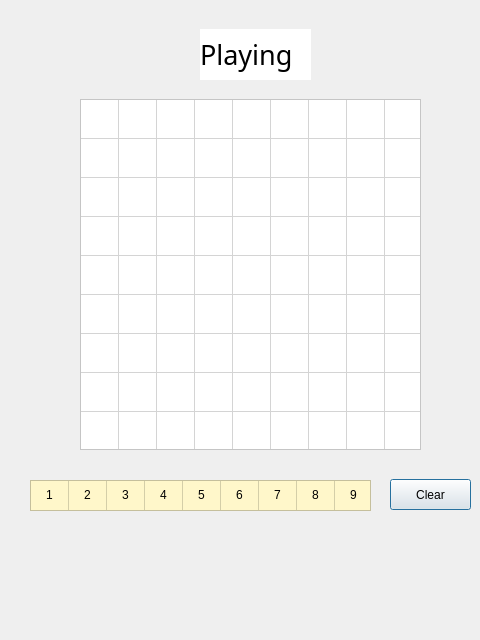
Old version of the form SudokuGame/play.ui in the repository Yasmina-Reda/Sudoko-Project.
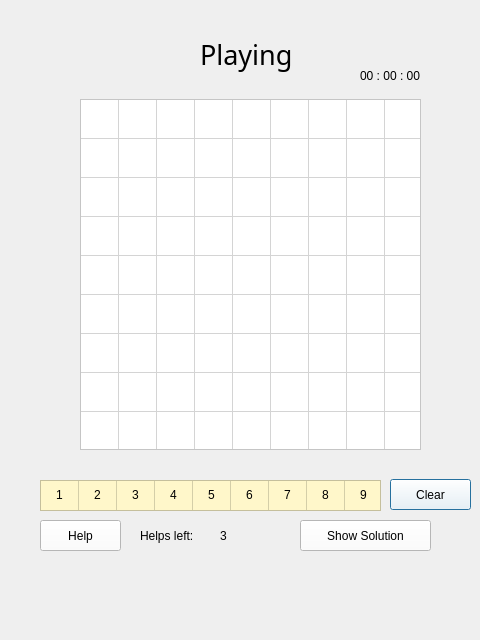
New version of the form.

Patch:
```diff
--- a/SudokuGame/play.ui
+++ b/SudokuGame/play.ui
@@ -93,7 +93,7 @@
     </font>
    </property>
    <property name="styleSheet">
-    <string notr="true">background-color: rgb(255, 255, 255);r</string>
+    <string notr="true"/>
    </property>
    <property name="text">
     <string>Playing</string>
@@ -108,6 +108,9 @@
      <height>31</height>
     </rect>
    </property>
+   <property name="styleSheet">
+    <string notr="true">background-color: rgb(255, 255, 255);</string>
+   </property>
    <property name="text">
     <string>Clear</string>
    </property>
@@ -115,7 +118,7 @@
   <widget class="QTableWidget" name="tableWidget_numbers">
    <property name="geometry">
     <rect>
-     <x>30</x>
+     <x>40</x>
      <y>480</y>
      <width>341</width>
      <height>31</height>
@@ -237,6 +240,77 @@
     </property>
    </item>
   </widget>
+  <widget class="QPushButton" name="pushButton_help">
+   <property name="geometry">
+    <rect>
+     <x>40</x>
+     <y>520</y>
+     <width>81</width>
+     <height>31</height>
+    </rect>
+   </property>
+   <property name="styleSheet">
+    <string notr="true">background-color: rgb(255, 255, 255);</string>
+   </property>
+   <property name="text">
+    <string>Help</string>
+   </property>
+  </widget>
+  <widget class="QLabel" name="label_hintsLeft">
+   <property name="geometry">
+    <rect>
+     <x>140</x>
+     <y>520</y>
+     <width>71</width>
+     <height>31</height>
+    </rect>
+   </property>
+   <property name="text">
+    <string>Helps left:</string>
+   </property>
+  </widget>
+  <widget class="QLabel" name="label_helpsNum">
+   <property name="geometry">
+    <rect>
+     <x>220</x>
+     <y>520</y>
+     <width>41</width>
+     <height>31</height>
+    </rect>
+   </property>
+   <property name="text">
+    <string>3</string>
+   </property>
+  </widget>
+  <widget class="QPushButton" name="pushButton_Display">
+   <property name="geometry">
+    <rect>
+     <x>300</x>
+     <y>520</y>
+     <width>131</width>
+     <height>31</height>
+    </rect>
+   </property>
+   <property name="styleSheet">
+    <string notr="true">background-color: rgb(255, 255, 255);</string>
+   </property>
+   <property name="text">
+    <string>Show Solution</string>
+   </property>
+  </widget>
+  <widget class="QLabel" name="label_Time">
+   <property name="geometry">
+    <rect>
+     <x>360</x>
+     <y>60</y>
+     <width>61</width>
+     <height>31</height>
+    </rect>
+   </property>
+   <property name="text">
+    <string>00 : 00 : 00</string>
+   </property>
+  </widget>
  </widget>
  <resources/>
  <connections/>
```
